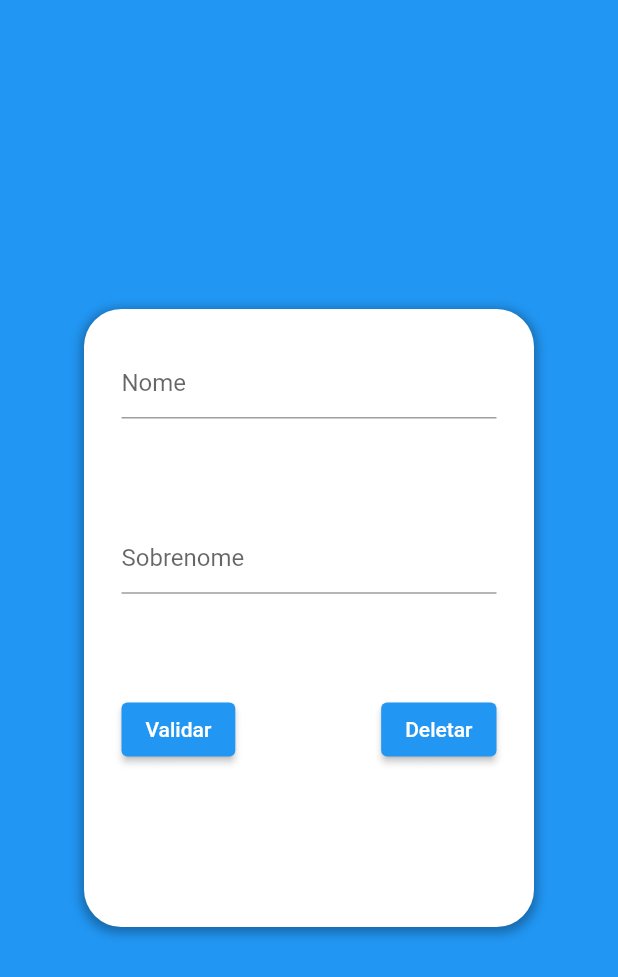
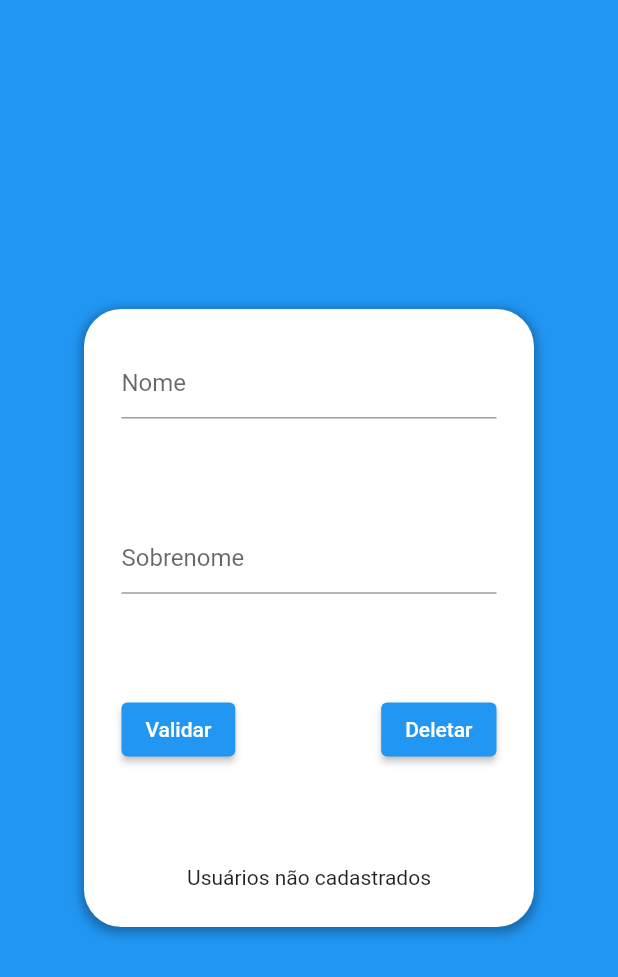
Before and after one commit to alexandreturial/Modulo02-Aula16, a Flutter app: the screen it shows after launch, on a phone screen of 412 x 824 dp. Shown: the top 977 px of the screen. Run offline on Flutter 3.47's test engine with Material 2 defaults, Android fonts, the phone set to English and light mode, and no system bars; our stand-ins replace flutter_secure_storage, shared_preferences, sqflite; accounts and stored records are empty.

Commit message:
initial stream

```diff
--- a/lib/Pages/FormUser/form_user_controller.dart
+++ b/lib/Pages/FormUser/form_user_controller.dart
@@ -5,33 +5,25 @@ import 'package:aula18/Pages/FormUser/user.dart';
 
 class FormViewModel {
   FormModel model = FormModel();
-
+  FormViewModel(){
+  getUser();
+  }
 
   String get name => model.fullname();
-
-  //Future<String> get fullName => model.getFullName();
 
   StreamController<User> user = StreamController();
 
   getUser(){
-     model.currentUser();
+    model.currentUser();
     model.user.then((value){
       user.add(value);
     });
   }
 
-  // User getUser(){
-  //   return model.currentUser();
-  // }
 
   void saveUser(String name, String suerName){
     model.saveuser(name,  suerName);
     model.currentUser();
-    // model.user.then((value){
-    //   print('ID: ${value.rowid}, name: ${value.name} r');
-    //   user.add(value);
-    // });
-    //model.currentUser();
   }
 
   void deleteUser(){
--- a/lib/Pages/FormUser/form_user_view.dart
+++ b/lib/Pages/FormUser/form_user_view.dart
@@ -16,7 +16,7 @@ class _FormUserState extends State<FormUser> {
   Widget build(BuildContext context) {
     FormViewModel  controller = FormViewModel ();
 
-    controller.getUser();
+    //controller.getUser();
 
     return Scaffold(
         backgroundColor: Colors.blue,
@@ -124,24 +124,10 @@ class _FormUserState extends State<FormUser> {
                       if(snapshot.hasData && snapshot.data!.name != ''){
                         return Text('${snapshot.data!.rowid} - ${snapshot.data!.name} ${snapshot.data!.surname}');
                       }
-                      return Text('');
+                      return Text('Usuários não cadastrados');
 
                     }),
                 ),
-                // Container(
-                //   child: FutureBuilder<User>(
-                //     future: controller.getUser(),
-                //     builder: (context, snapshot) {
-                //         if(snapshot.connectionState != ConnectionState.done){
-                //           return CircularProgressIndicator();
-                //         }
-                //       if(snapshot.hasData){
-                //         return Text('${snapshot.data!.name} ${snapshot.data!.surname}');
-                //       }
-                //       return Text('');
-
-                //     }),
-                // )
               ],
             ),
           ),
```
